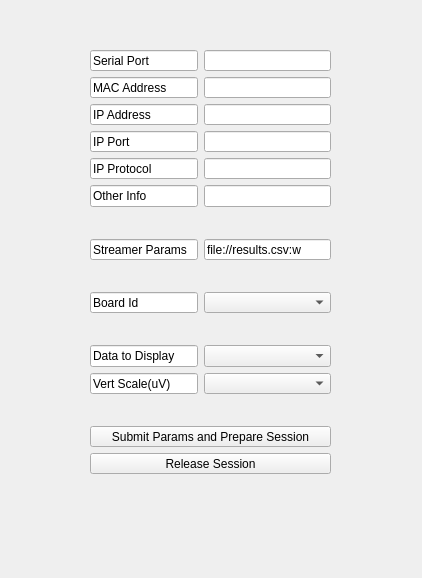
The window that applications/mne_scan/plugins/brainflowboard/FormFiles/brainflowsetupwidget.ui (mne-tools/mne-cpp) describes before a commit, drawn with Qt 5.
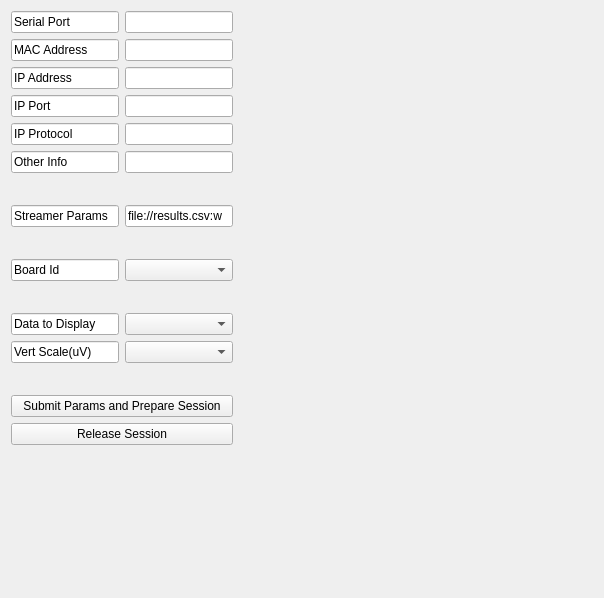
The same window after the commit.

Commit message: Add buffer to make block always the same size

Patch:
```diff
--- a/applications/mne_scan/plugins/brainflowboard/FormFiles/brainflowsetupwidget.ui
+++ b/applications/mne_scan/plugins/brainflowboard/FormFiles/brainflowsetupwidget.ui
@@ -6,22 +6,15 @@
    <rect>
     <x>0</x>
     <y>0</y>
-    <width>422</width>
-    <height>578</height>
+    <width>604</width>
+    <height>598</height>
    </rect>
   </property>
   <property name="windowTitle">
    <string>Form</string>
   </property>
-  <widget class="QWidget" name="formLayoutWidget">
-   <property name="geometry">
-    <rect>
-     <x>90</x>
-     <y>50</y>
-     <width>241</width>
-     <height>424</height>
-    </rect>
-   </property>
+  <layout class="QFormLayout" name="formLayout_2">
+   <item row="0" column="0">
    <layout class="QFormLayout" name="formLayout">
     <item row="0" column="0">
      <widget class="QLineEdit" name="lineEdit">
@@ -221,7 +214,34 @@
      <widget class="QComboBox" name="boardId"/>
     </item>
    </layout>
-  </widget>
+   </item>
+   <item row="0" column="1">
+    <spacer name="horizontalSpacer_5">
+     <property name="orientation">
+      <enum>Qt::Horizontal</enum>
+     </property>
+     <property name="sizeHint" stdset="0">
+      <size>
+       <width>337</width>
+       <height>421</height>
+      </size>
+     </property>
+    </spacer>
+   </item>
+   <item row="1" column="0">
+    <spacer name="verticalSpacer">
+     <property name="orientation">
+      <enum>Qt::Vertical</enum>
+     </property>
+     <property name="sizeHint" stdset="0">
+      <size>
+       <width>20</width>
+       <height>147</height>
+      </size>
+     </property>
+    </spacer>
+   </item>
+  </layout>
  </widget>
  <resources/>
  <connections/>
```
Lines whose indentation alone changed are shown as unchanged. The commit also changes 2 other files.
